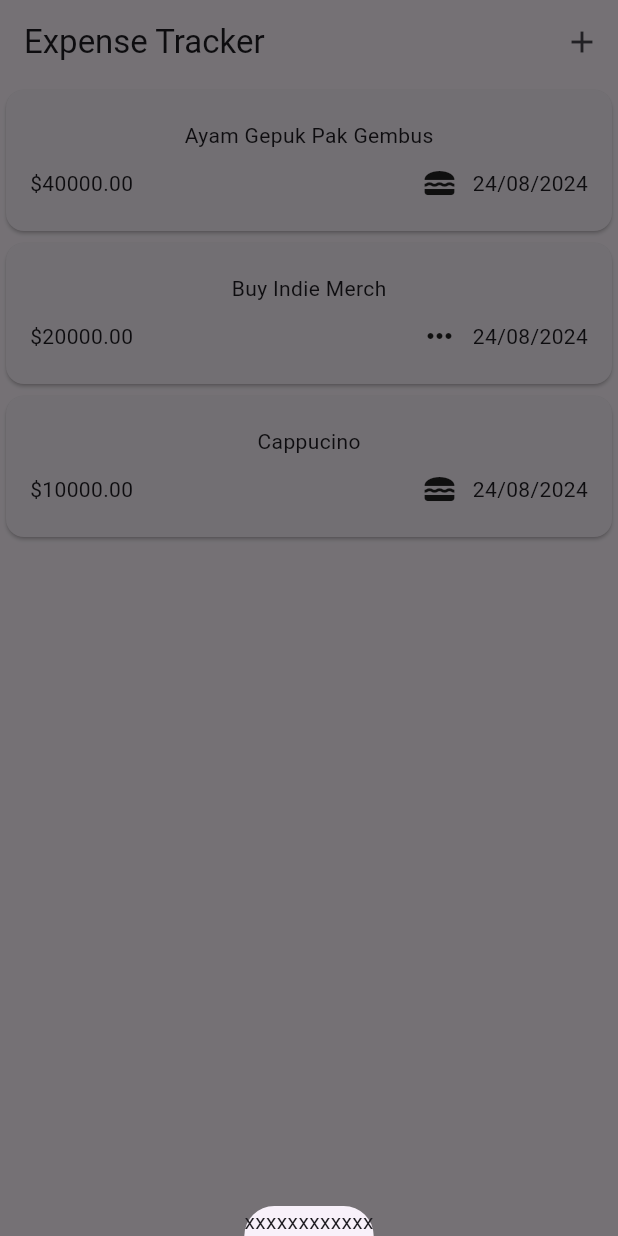
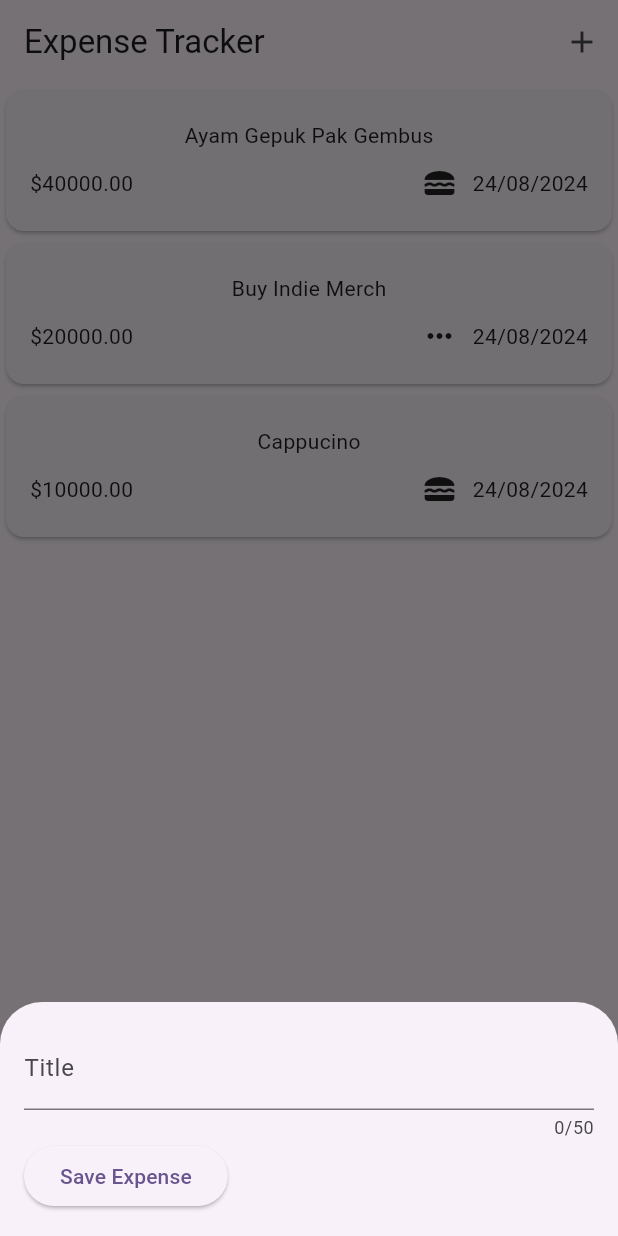
Before and after one commit to tamathecxder/expense-tracker, a Flutter app: the screen it shows after launch, after a tap on the "add" icon, on a phone screen of 412 x 824 dp. Run offline on Flutter 3.47's test engine with Material 3 defaults, Android fonts, the phone set to English and light mode, and no system bars.

Commit message:
chore: create expese_modal widget

```diff
--- /dev/null
+++ b/lib/components/expense_modal.dart
@@ -0,0 +1,45 @@
+import 'package:flutter/material.dart';
+
+class ExpenseModal extends StatefulWidget {
+  const ExpenseModal({super.key});
+
+  @override
+  State<ExpenseModal> createState() => _ExpenseModalState();
+}
+
+class _ExpenseModalState extends State<ExpenseModal> {
+  String _titleValue = '';
+
+  _saveTitleInput(String value) {
+    _titleValue = value;
+  }
+
+  @override
+  Widget build(BuildContext context) {
+    return Padding(
+      padding: const EdgeInsets.all(16),
+      child: Column(
+        mainAxisSize: MainAxisSize.min,
+        children: [
+          TextField(
+            onChanged: _saveTitleInput,
+            maxLength: 50,
+            decoration: const InputDecoration(labelText: 'Title'),
+          ),
+          Row(
+            children: [
+              ElevatedButton(
+                onPressed: () {
+                  print(_titleValue);
+                },
+                child: const Text(
+                  'Save Expense',
+                ),
+              ),
+            ],
+          )
+        ],
+      ),
+    );
+  }
+}
--- a/lib/expenses.dart
+++ b/lib/expenses.dart
@@ -1,3 +1,4 @@
+import 'package:expense_tracker/components/expense_modal.dart';
 import 'package:expense_tracker/components/expenses_list.dart';
 import 'package:expense_tracker/enums/expense_category.dart';
 import 'package:expense_tracker/models/expense.dart';
@@ -35,7 +36,8 @@ class _ExpensesState extends State<Expenses> {
   void _openAddExpenseOverlay() {
     showModalBottomSheet(
       context: context,
-      builder: (ctx) => const Text('xxxxxxxxxxxx'),
+      isScrollControlled: true,
+      builder: (ctx) => const ExpenseModal(),
     );
   }
 
```
